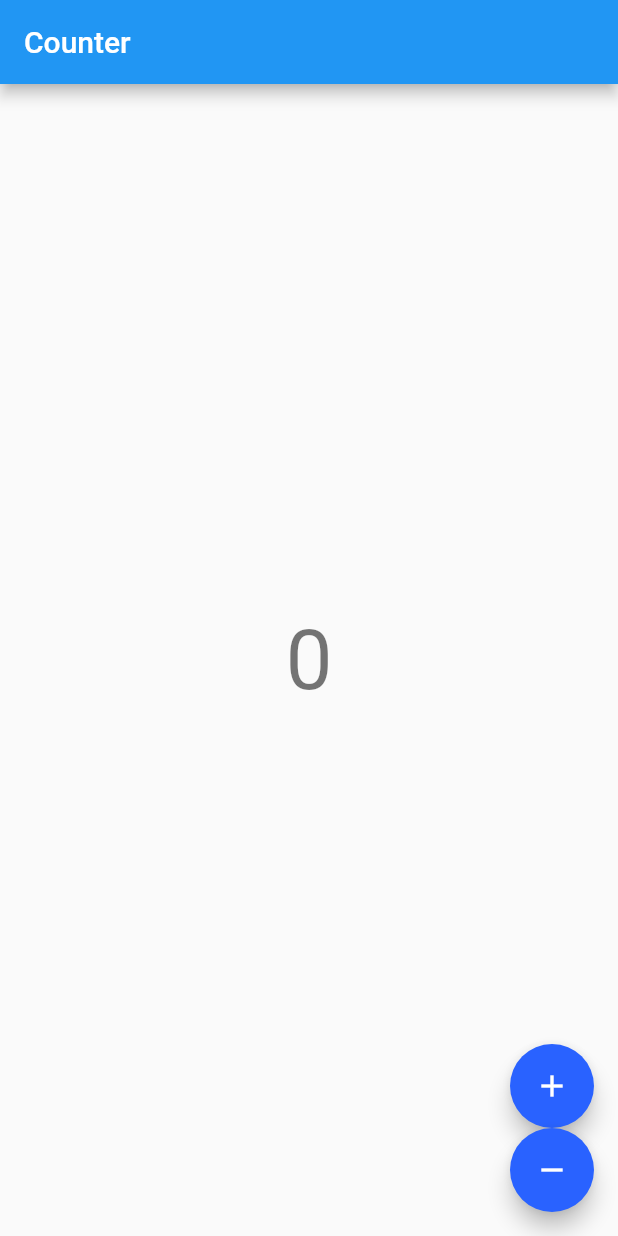
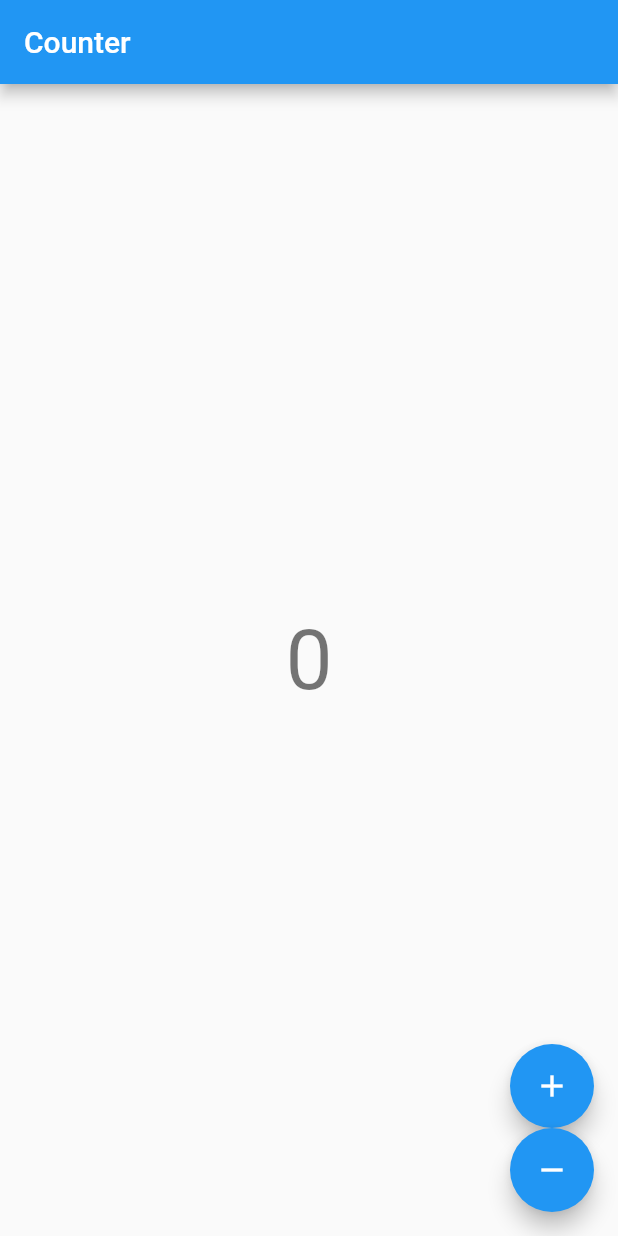
Before and after one commit to willsantos/AluraFlutter, a Flutter app: the screen it shows after launch, on a phone screen of 412 x 824 dp. Run offline on Flutter 3.47's test engine with Material 2 defaults, Android fonts, the phone set to English and light mode, and no system bars; our stand-ins replace flutter_bloc, flutter_dotenv, sqflite; missing offline and left inert: http_interceptor; accounts and stored records are empty.

Commit message:
:bug: Fix deprecated items
Deprecated items:
    Change context.bloc to context.read
    Change AssentColor to secondaryHeaderColor

```diff
--- a/lib/main.dart
+++ b/lib/main.dart
@@ -14,7 +14,7 @@ class ByteBank extends StatelessWidget {
     return MaterialApp(
       theme: ThemeData(
         primaryColor: Colors.green[900],
-        accentColor: Colors.blueAccent[700],
+        secondaryHeaderColor: Colors.blueAccent[700],
         buttonTheme: ButtonThemeData(
           buttonColor: Colors.blueAccent[700],
           textTheme: ButtonTextTheme.primary,
--- a/lib/screens/counter/counter.dart
+++ b/lib/screens/counter/counter.dart
@@ -34,12 +34,12 @@ class CounterView extends StatelessWidget {
         children: [
           FloatingActionButton(
             child: const Icon(Icons.add),
-            onPressed: () => context.bloc<CounterCubit>().increment(),
+            onPressed: () => context.read<CounterCubit>().increment(),
           ),
           const SizedBox(height: 0),
           FloatingActionButton(
             child: const Icon(Icons.remove),
-            onPressed: () => context.bloc<CounterCubit>().decrement(),
+            onPressed: () => context.read<CounterCubit>().decrement(),
           ),
         ],
       ),
```
